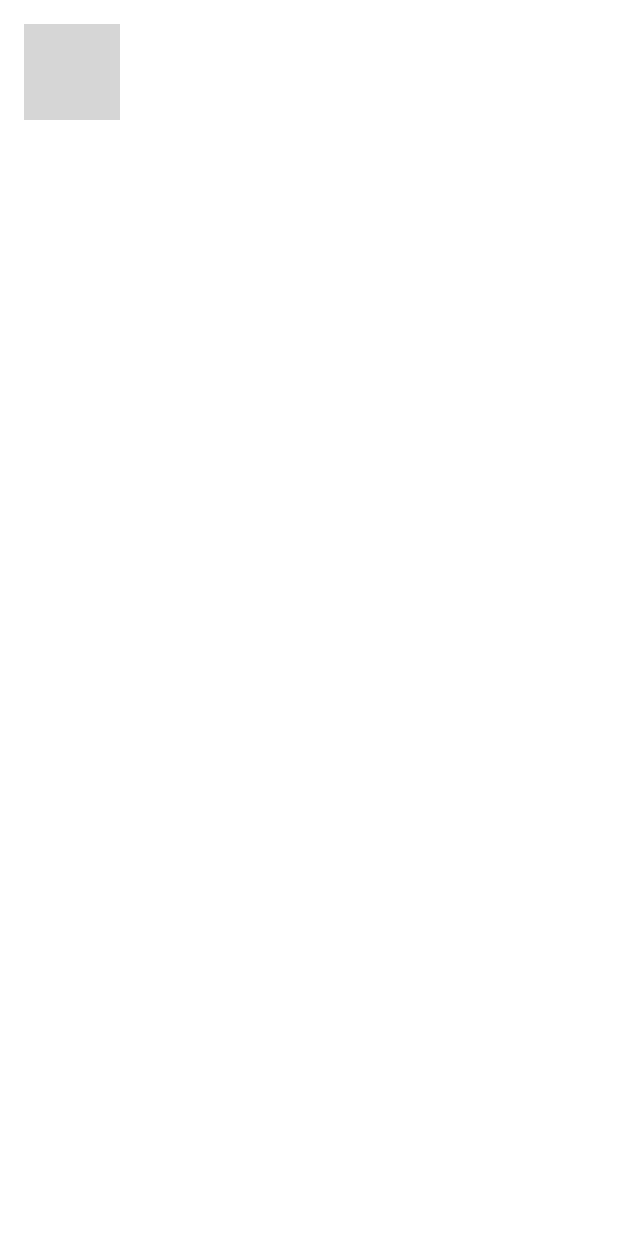
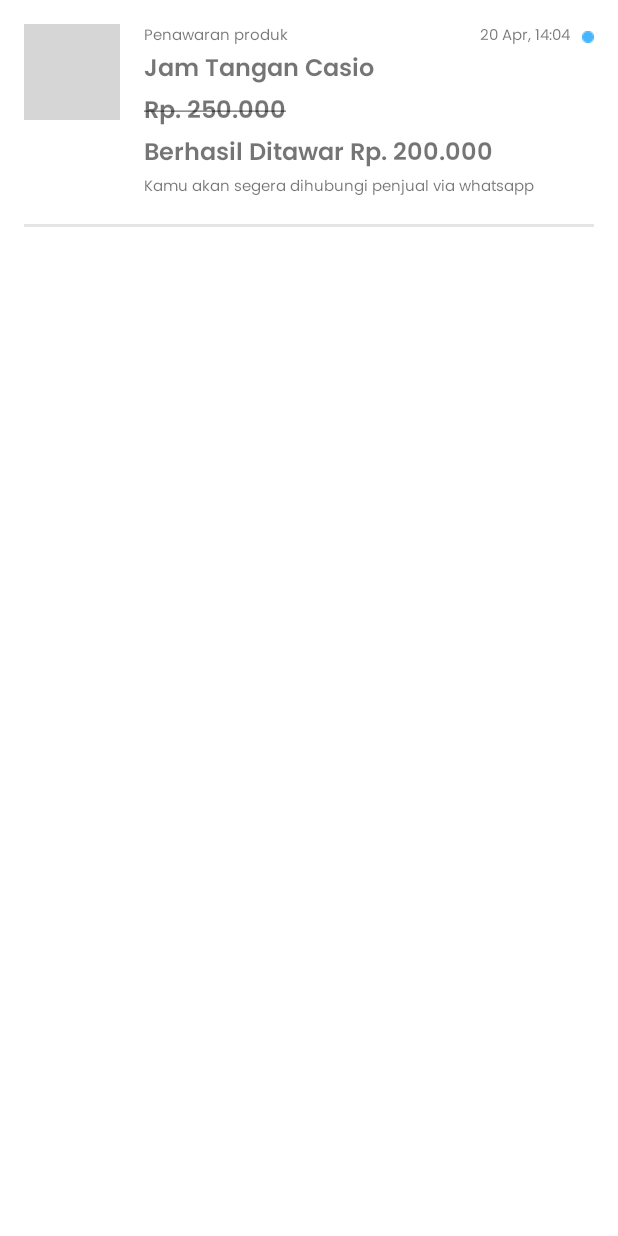
Before and after one commit to Than1st/SecondHand, an Android app built with Jetpack Compose: the layout notification_item.xml on its own in the app's theme, with its tools: preview values and no code run, on a phone screen of 412 x 824 dp. Run offline under Robolectric (Android 15) with nearby library versions, the phone set to English and light mode, and no system bars; grey boxes are pictures that could not be loaded.

Commit message:
edit notifikasi, add drawable, add color

```diff
--- a/app/src/main/java/com/group4/secondhand/ui/MainActivity.kt
+++ b/app/src/main/java/com/group4/secondhand/ui/MainActivity.kt
@@ -19,7 +19,7 @@
         binding.bottomNavigation.setupWithNavController(navController)
 
         navController.addOnDestinationChangedListener { _, destination, _ ->
-            if(destination.id == R.id.akunFragment) {
+            if(destination.id == R.id.registerCompose || destination.id == R.id.loginCompose) {
 
                 binding.bottomNavigation.visibility = View.GONE
             } else {
--- a/app/src/main/java/com/group4/secondhand/ui/akun/AkunFragment.kt
+++ b/app/src/main/java/com/group4/secondhand/ui/akun/AkunFragment.kt
@@ -22,12 +22,10 @@
 import androidx.compose.ui.text.font.Font
 import androidx.compose.ui.text.font.FontFamily
 import androidx.compose.ui.text.font.FontWeight
-import androidx.compose.ui.tooling.preview.Preview
 import androidx.compose.ui.unit.dp
 import androidx.compose.ui.unit.sp
 import androidx.constraintlayout.compose.ConstraintLayout
 import androidx.fragment.app.Fragment
-import androidx.navigation.findNavController
 import androidx.navigation.fragment.findNavController
 import com.group4.secondhand.R
 import com.group4.secondhand.ui.splashscreen.SplashscreenFragment
@@ -50,6 +48,9 @@
                 .setPositiveButton("Login"){ dialog, _ ->
                     findNavController().navigate(R.id.action_akunFragment_to_loginCompose)
                     dialog.dismiss()
+                }
+                .setNegativeButton("Cancel"){ dialog, _ ->
+                    findNavController().navigate(R.id.action_akunFragment_to_homeFragment)
                 }
                 .setCancelable(false)
                 .show()
--- a/app/src/main/java/com/group4/secondhand/ui/auth/LoginCompose.kt
+++ b/app/src/main/java/com/group4/secondhand/ui/auth/LoginCompose.kt
@@ -131,7 +131,9 @@
         @DrawableRes iconResouce: Int,
         color: Color = Color.Gray,
         elevation: ButtonElevation? = ButtonDefaults.elevation(),
-        onClick: () -> Unit = {}
+        onClick: () -> Unit = {
+            findNavController().popBackStack()
+        }
     ) {
         Button(
             onClick = onClick,
--- a/app/src/main/res/layout/fragment_notifikasi.xml
+++ b/app/src/main/res/layout/fragment_notifikasi.xml
@@ -9,11 +9,12 @@
     <TextView
         android:id="@+id/textView"
         android:layout_width="wrap_content"
-        android:layout_height="wrap_content"
+        android:layout_height="?attr/actionBarSize"
         android:text="Notifikasi"
         android:fontFamily="@font/poppins_bold"
         android:textSize="28sp"
-        android:padding="24dp"
+        android:gravity="center_vertical"
+        android:layout_marginStart="16dp"
         app:layout_constraintStart_toStartOf="parent"
         app:layout_constraintTop_toTopOf="parent" />
 
--- a/app/src/main/res/layout/notification_item.xml
+++ b/app/src/main/res/layout/notification_item.xml
@@ -1,18 +1,108 @@
 <?xml version="1.0" encoding="utf-8"?>
 <androidx.constraintlayout.widget.ConstraintLayout xmlns:android="http://schemas.android.com/apk/res/android"
+    xmlns:tools="http://schemas.android.com/tools"
     android:layout_width="match_parent"
     android:layout_height="wrap_content"
     android:padding="16dp"
     xmlns:app="http://schemas.android.com/apk/res-auto">
 
     <ImageView
-        android:id="@+id/product_image"
+        android:id="@+id/iv_product_image"
         android:layout_width="64dp"
         android:layout_height="64dp"
         android:src="@drawable/image_profile"
         app:layout_constraintTop_toTopOf="parent"
         app:layout_constraintStart_toStartOf="parent"
+        android:contentDescription="" />
+
+    <TextView
+        android:id="@+id/tv_tipe_produk"
+        android:layout_width="wrap_content"
+        android:layout_height="wrap_content"
+        android:text="Penawaran produk"
+        android:fontFamily="@font/poppins_regular"
+        android:textSize="10sp"
+        android:layout_marginStart="16dp"
+        app:layout_constraintTop_toTopOf="parent"
+        app:layout_constraintStart_toEndOf="@id/iv_product_image"
+        tools:ignore="SmallSp" />
+
+    <ImageView
+        android:id="@+id/iv_notif"
+        android:layout_width="8dp"
+        android:layout_height="8dp"
+        android:src="@drawable/ic_notification"
+        app:layout_constraintEnd_toEndOf="parent"
+        app:layout_constraintTop_toTopOf="@id/tv_tipe_produk"
+        app:layout_constraintBottom_toBottomOf="@id/tv_tipe_produk"/>
+
+    <TextView
+        android:id="@+id/tv_tanggal"
+        android:layout_width="wrap_content"
+        android:layout_height="wrap_content"
+        android:text="20 Apr, 14:04"
+        android:fontFamily="@font/poppins_regular"
+        android:textSize="10sp"
+        android:layout_marginEnd="8dp"
+        android:layout_marginStart="16dp"
+        app:layout_constraintTop_toTopOf="@id/tv_tipe_produk"
+        app:layout_constraintBottom_toBottomOf="@id/tv_tipe_produk"
+        app:layout_constraintEnd_toStartOf="@id/iv_notif"
+        tools:ignore="SmallSp" />
+
+    <TextView
+        android:id="@+id/tv_nama_produk"
+        android:layout_width="0dp"
+        android:layout_height="wrap_content"
+        android:text="Jam Tangan Casio"
+        android:textSize="16sp"
+        android:fontFamily="@font/poppins_semibold"
+        app:layout_constraintTop_toBottomOf="@id/tv_tipe_produk"
+        app:layout_constraintStart_toStartOf="@id/tv_tipe_produk"
+        app:layout_constraintEnd_toEndOf="parent"
         />
 
+    <TextView
+        android:id="@+id/tv_harga_awal_produk"
+        android:layout_width="0dp"
+        android:layout_height="wrap_content"
+        android:text="@string/rp_250_000"
+        android:textSize="16sp"
+        android:fontFamily="@font/poppins_semibold"
+        app:layout_constraintTop_toBottomOf="@id/tv_nama_produk"
+        app:layout_constraintStart_toStartOf="@id/tv_tipe_produk"
+        app:layout_constraintEnd_toEndOf="parent"
+        />
+
+    <TextView
+        android:id="@+id/tv_harga_ditawar_produk"
+        android:layout_width="0dp"
+        android:layout_height="wrap_content"
+        android:text="Berhasil Ditawar Rp. 200.000"
+        android:textSize="16sp"
+        android:fontFamily="@font/poppins_semibold"
+        app:layout_constraintTop_toBottomOf="@id/tv_harga_awal_produk"
+        app:layout_constraintStart_toStartOf="@id/tv_tipe_produk"
+        app:layout_constraintEnd_toEndOf="parent"
+        />
+
+    <TextView
+        android:id="@+id/tv_chat_via_wa"
+        android:layout_width="0dp"
+        android:layout_height="wrap_content"
+        android:text="Kamu akan segera dihubungi penjual via whatsapp"
+        android:textSize="10sp"
+        android:fontFamily="@font/poppins_regular"
+        app:layout_constraintTop_toBottomOf="@id/tv_harga_ditawar_produk"
+        app:layout_constraintStart_toStartOf="@id/tv_tipe_produk"
+        app:layout_constraintEnd_toEndOf="parent"
+        />
+
+    <View
+        android:layout_width="match_parent"
+        android:layout_height="2dp"
+        android:background="@color/gray"
+        android:layout_marginTop="16dp"
+        app:layout_constraintTop_toBottomOf="@id/tv_chat_via_wa"/>
 
 </androidx.constraintlayout.widget.ConstraintLayout>
--- a/app/src/main/res/menu/bottom_nav_menu.xml
+++ b/app/src/main/res/menu/bottom_nav_menu.xml
@@ -6,7 +6,7 @@
         android:icon="@drawable/ic_home"
         android:title="Home" />
     <item
-        android:id="@+id/detailFragment"
+        android:id="@+id/notifikasiFragment"
         android:icon="@drawable/ic_notifikasi"
         android:title="Notifikasi" />
     <item
--- a/app/src/main/res/navigation/main_navigation.xml
+++ b/app/src/main/res/navigation/main_navigation.xml
@@ -31,8 +31,15 @@
         android:label="fragment_akun"
         tools:layout="@layout/fragment_akun" >
         <action
+            app:popUpToInclusive="true"
+            app:popUpTo="@id/akunFragment"
             android:id="@+id/action_akunFragment_to_loginCompose"
             app:destination="@id/loginCompose" />
+        <action
+            app:popUpToInclusive="true"
+            app:popUpTo="@id/akunFragment"
+            android:id="@+id/action_akunFragment_to_homeFragment"
+            app:destination="@id/homeFragment" />
     </fragment>
     <fragment
         android:id="@+id/loginCompose"
--- a/app/src/main/res/values/colors.xml
+++ b/app/src/main/res/values/colors.xml
@@ -11,5 +11,6 @@
     <color name="blue">#1363DF</color>
     <color name="medium_blue">#47B5FF</color>
     <color name="light_blue">#DFF6FF</color>
+    <color name="gray">#E5E5E5</color>
 
 </resources>
--- a/app/src/main/res/values/strings.xml
+++ b/app/src/main/res/values/strings.xml
@@ -12,4 +12,5 @@
 
     <string name="hello_first_fragment">Hello first fragment</string>
     <string name="hello_second_fragment">Hello second fragment. Arg: %1$s</string>
+    <string name="rp_250_000"><strike>Rp. 250.000</strike></string>
 </resources>
```
Also changed, not shown: app/src/main/res/drawable/ic_notification.png (added).
